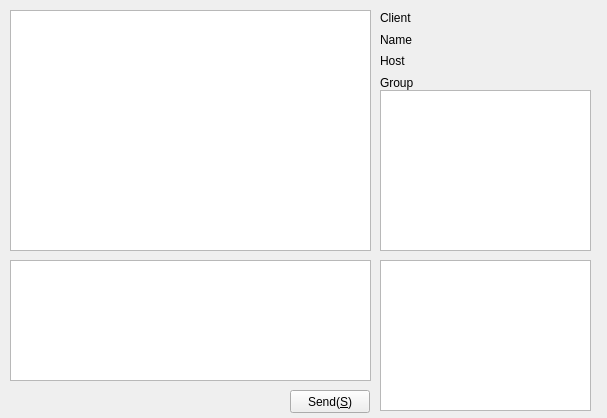
First picture: the form in formchat.ui, repository caowai/qipmsg, before the edit.
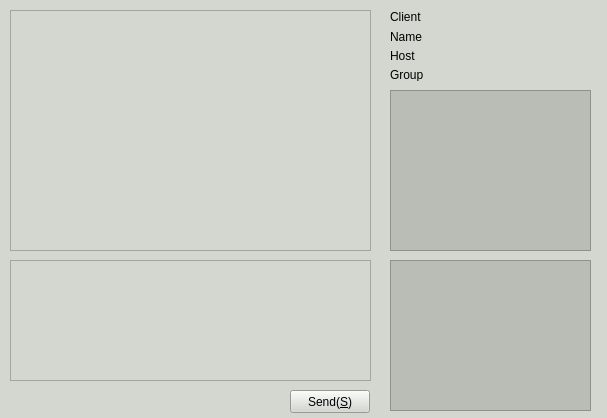
Second picture: the form after the edit.

Commit message: Update ui desgin. Fixed send/receive file item text display issue in windows pc

```diff
--- a/formchat.ui
+++ b/formchat.ui
@@ -13,6 +13,9 @@
   <property name="windowTitle">
    <string notr="true"/>
   </property>
+  <property name="styleSheet">
+   <string notr="true">background-color: rgb(211, 215, 207);</string>
+  </property>
   <widget class="QTextEdit" name="textEditChat">
    <property name="geometry">
     <rect>
@@ -22,6 +25,9 @@
      <height>121</height>
     </rect>
    </property>
+   <property name="styleSheet">
+    <string notr="true">background-color: rgb(211, 215, 207);</string>
+   </property>
   </widget>
   <widget class="QTextEdit" name="textEditHistory">
    <property name="geometry">
@@ -32,6 +38,9 @@
      <height>241</height>
     </rect>
    </property>
+   <property name="styleSheet">
+    <string notr="true">background-color: rgb(211, 215, 207);</string>
+   </property>
    <property name="readOnly">
     <bool>true</bool>
    </property>
@@ -52,23 +61,26 @@
   <widget class="QWidget" name="widgetFile" native="true">
    <property name="geometry">
     <rect>
-     <x>370</x>
+     <x>380</x>
      <y>90</y>
-     <width>231</width>
+     <width>221</width>
      <height>321</height>
     </rect>
    </property>
+   <property name="styleSheet">
+    <string notr="true">background-color: rgb(211, 215, 207);</string>
+   </property>
    <widget class="QTableWidget" name="tableWidgetRecvFileList">
     <property name="geometry">
      <rect>
       <x>10</x>
       <y>170</y>
-      <width>211</width>
+      <width>201</width>
       <height>151</height>
      </rect>
     </property>
     <property name="styleSheet">
-     <string notr="true"/>
+     <string notr="true">background-color: rgb(186, 189, 182);</string>
     </property>
    </widget>
    <widget class="QTableWidget" name="tableWidgetSendFileList">
@@ -76,7 +88,7 @@
      <rect>
       <x>10</x>
       <y>0</y>
-      <width>211</width>
+      <width>201</width>
       <height>161</height>
      </rect>
     </property>
@@ -84,7 +96,7 @@
      <enum>Qt::DefaultContextMenu</enum>
     </property>
     <property name="styleSheet">
-     <string notr="true"/>
+     <string notr="true">background-color: rgb(186, 189, 182);</string>
     </property>
     <property name="lineWidth">
      <number>0</number>
@@ -112,10 +124,10 @@
   <widget class="QWidget" name="layoutWidget">
    <property name="geometry">
     <rect>
-     <x>420</x>
+     <x>430</x>
      <y>10</y>
      <width>171</width>
-     <height>76</height>
+     <height>71</height>
     </rect>
    </property>
    <layout class="QVBoxLayout" name="verticalLayout">
@@ -152,10 +164,10 @@
   <widget class="QWidget" name="layoutWidget">
    <property name="geometry">
     <rect>
-     <x>380</x>
+     <x>390</x>
      <y>10</y>
      <width>37</width>
-     <height>80</height>
+     <height>71</height>
     </rect>
    </property>
    <layout class="QVBoxLayout" name="verticalLayout_2">
```
The commit also changes 5 other files.
